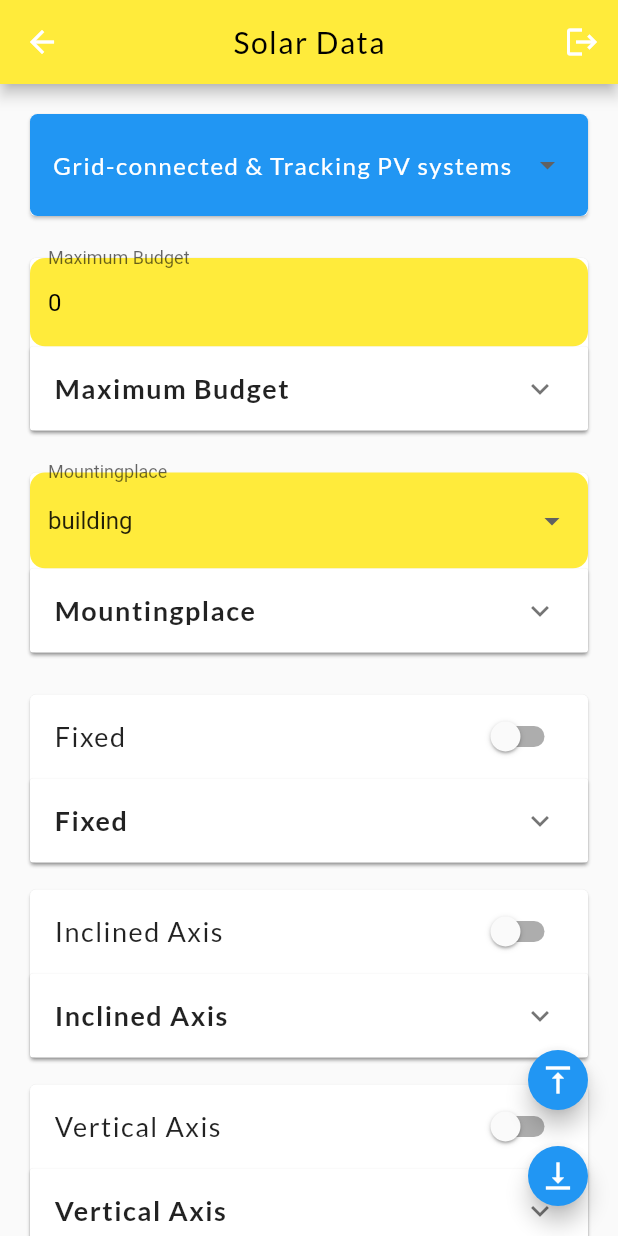
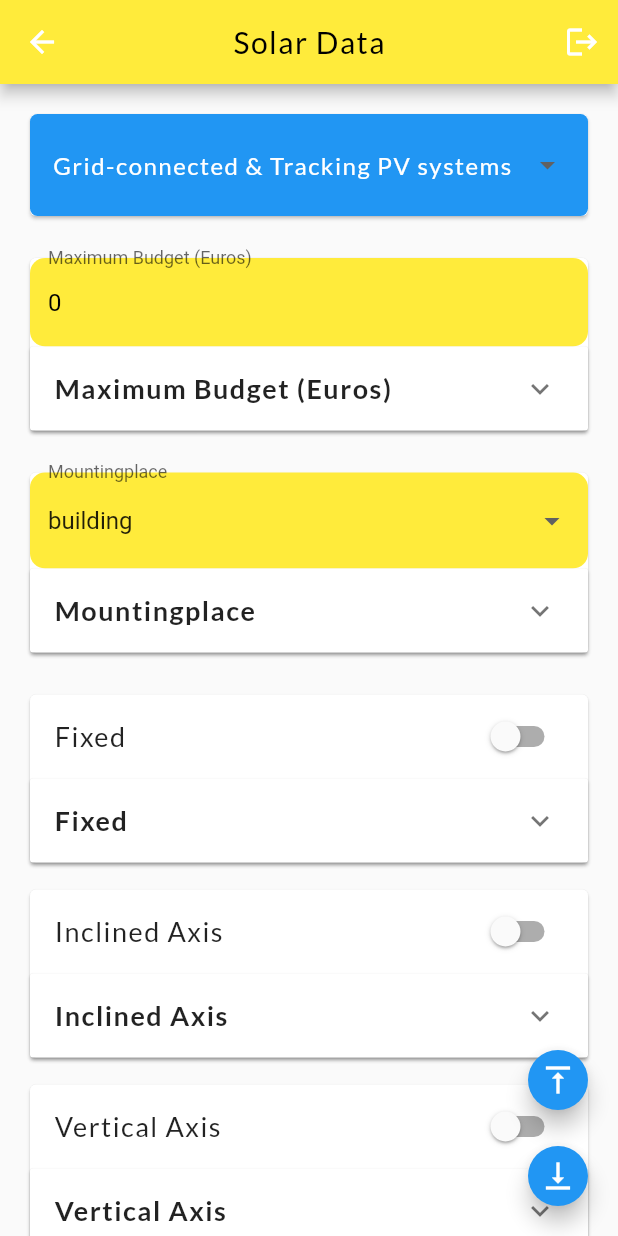
Before and after one commit to Reins981/SecDoc, a Flutter app: the SolarDataFetcher screen opened by its route, on a phone screen of 412 x 824 dp. Run offline on Flutter 3.47's test engine with Material 2 defaults, Android fonts, the phone set to English and light mode, and no system bars; our stand-ins replace carousel_slider, cloud_firestore, dio, file_picker, firebase_auth, firebase_core and 11 more; missing offline and left inert: flutter_pdfview, randomstring_dart; accounts and stored records are empty; Roboto replaces fonts that are missing (Montserrat).

Commit message:
Label changes

```diff
--- a/lib/solar_ai.dart
+++ b/lib/solar_ai.dart
@@ -959,7 +959,7 @@ class _SolarDataFetcherState extends State<SolarDataFetcher> {
   List<Widget> buildGridConnectedFields() {
     return [
       buildTextFormFieldWithCard(
-        'Maximum Budget',
+        'Maximum Budget (Euros)',
         '0',
             (String newValue) {
           setState(() {
@@ -1186,7 +1186,7 @@ class _SolarDataFetcherState extends State<SolarDataFetcher> {
         const SizedBox(height: 20),
       ],
       buildTextFormFieldWithCard(
-          'Lifetime',
+          'Lifetime (Years)',
           '25',
               (String newValue) {
             int? value = int.tryParse(newValue);
@@ -1325,7 +1325,7 @@ class _SolarDataFetcherState extends State<SolarDataFetcher> {
   List<Widget> buildOffGridFields() {
     return [
       buildTextFormFieldWithCard(
-        'Maximum Budget',
+        'Maximum Budget (Euros)',
         '0',
             (String newValue) {
           setState(() {
```
